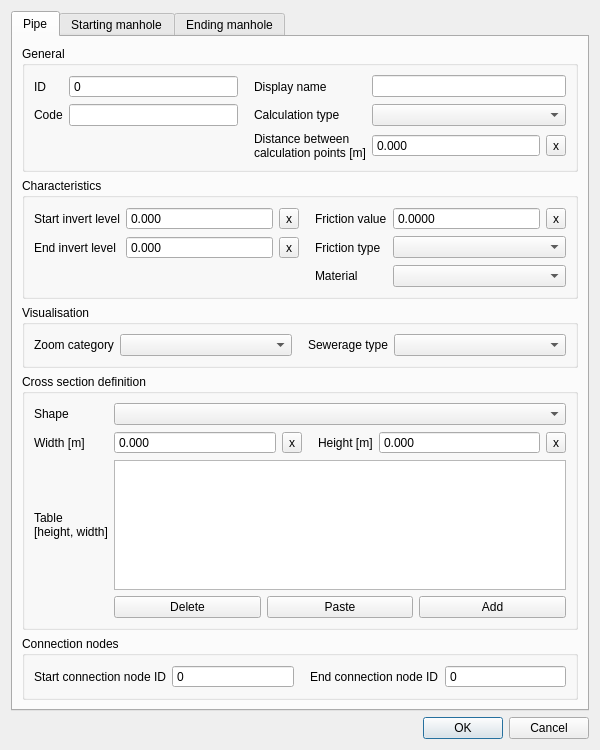
Before: the Qt Designer form threedi_schematisation_editor/forms/ui/pipe.ui in nens/threedi-schematisation-editor, drawn with Qt 5.
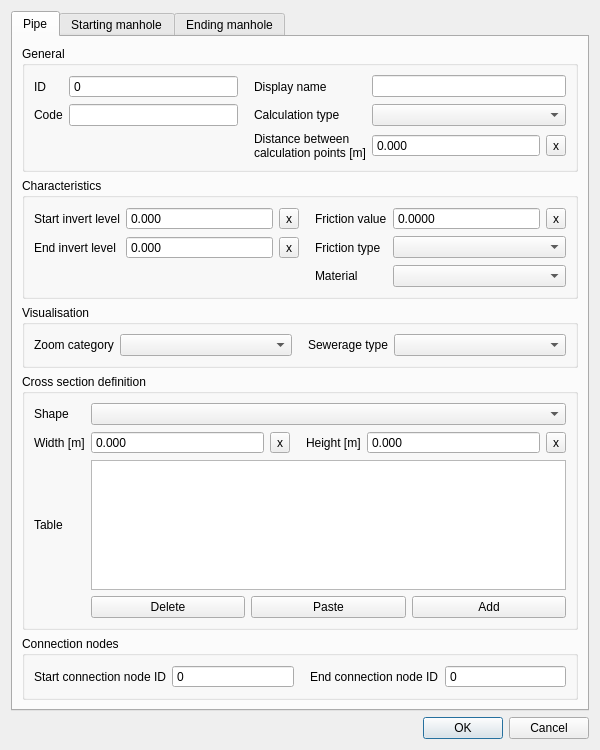
After: the same form once the commit is applied.

Commit message: Refactoring cross-section table edits. Added handling of the `YZ` and `Inverted egg` cross-section shape types.

Patch:
```diff
--- a/threedi_schematisation_editor/forms/ui/pipe.ui
+++ b/threedi_schematisation_editor/forms/ui/pipe.ui
@@ -502,8 +502,7 @@
           <item row="4" column="0">
            <widget class="QLabel" name="cross_section_table_label">
             <property name="text">
-             <string>Table
-[height, width]</string>
+             <string>Table</string>
             </property>
            </widget>
           </item>
```
The commit also changes 23 other files.
